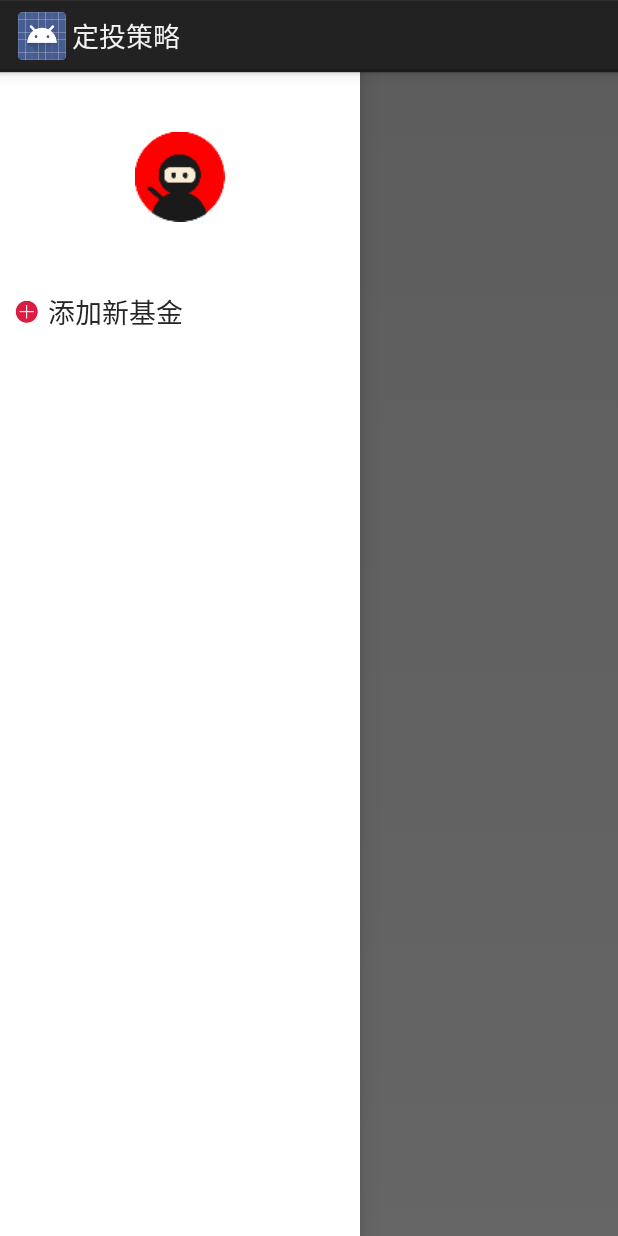
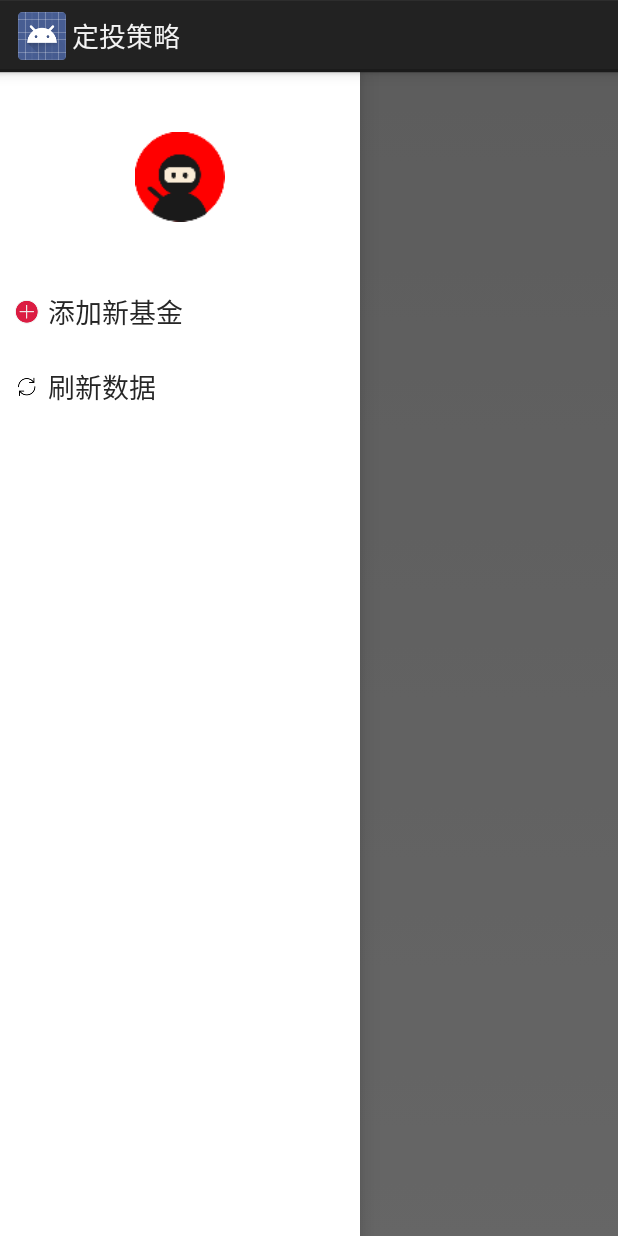
Before and after one commit to zerosnow/FoundationPlan, an Android app: the screen it shows after launch (MainActivity), with the side drawer open, on a phone screen of 412 x 824 dp. Run offline under Robolectric (Android 15) with nearby library versions, the phone set to English and light mode, and no system bars; our stand-ins replace Volley; libraries missing offline, so code that uses them is left out: com.yanzhenjie.recyclerview; plain views replace SwipeMenuRecyclerView; 7 statements that could not run were skipped.

Commit message:
刷新 + 排序

```diff
--- a/app/src/main/java/com/example/archerlei/foundationplan/main/MainActivity.kt
+++ b/app/src/main/java/com/example/archerlei/foundationplan/main/MainActivity.kt
@@ -1,12 +1,11 @@
 package com.example.archerlei.foundationplan.main
 
-import android.app.ActionBar
 import android.app.Activity
-import android.graphics.Color
 import android.os.Bundle
 import android.support.v7.widget.LinearLayoutManager
 import android.view.ViewGroup
 import android.widget.TextView
+import android.widget.Toast
 import com.example.archerlei.foundationplan.R
 import com.example.archerlei.foundationplan.main.adapter.FoundationPlanAdapter
 import com.example.archerlei.foundationplan.main.model.FoundationData
@@ -61,7 +60,6 @@ class MainActivity : Activity() {
         }
         mRecyclerView.setSwipeMenuCreator(swipeMenuCreate)
 
-
         val itemClickListener = SwipeMenuItemClickListener { menuBridge, position ->
             // 任何操作必须先关闭菜单，否则可能出现Item菜单打开状态错乱。
             menuBridge.closeMenu()
@@ -87,6 +85,11 @@ class MainActivity : Activity() {
             dialog.setCancelable(true)
             dialog.show()
         }
+
+        findViewById<TextView>(R.id.update_data).setOnClickListener {
+            Toast.makeText(this@MainActivity, "更新中", Toast.LENGTH_LONG).show()
+            mFoundationPlanPresenter.requestData()
+        }
     }
 
     private val mFoundationPlanView = object :IFoundationPlanView {
--- a/app/src/main/java/com/example/archerlei/foundationplan/main/presenter/FoundationPlanPresenter.kt
+++ b/app/src/main/java/com/example/archerlei/foundationplan/main/presenter/FoundationPlanPresenter.kt
@@ -139,6 +139,7 @@ class FoundationPlanPresenter(private val view: IFoundationPlanView) {
         mList.forEach {
             it.offsetPercent = (it.curPrice - it.baseLine) / it.baseLine * 100
         }
+        mList.sortBy { it.offsetPercent }
         view.updateList(mList)
         writeToDisk()
     }
--- a/app/src/main/res/layout/activity_main.xml
+++ b/app/src/main/res/layout/activity_main.xml
@@ -38,5 +38,18 @@
             android:text="@string/add_new_foundation"
             android:textSize="18sp"
             android:textColor="@color/colorBlack" />
+
+        <TextView android:id="@+id/update_data"
+                  android:layout_width="match_parent"
+                  android:layout_height="40dp"
+                  android:paddingLeft="10dp"
+                  android:paddingRight="10dp"
+                  android:layout_marginTop="10dp"
+                  android:drawablePadding="6dp"
+                  android:drawableLeft="@mipmap/icon_update"
+                  android:gravity="center_vertical"
+                  android:text="@string/refresh_data"
+                  android:textSize="18sp"
+                  android:textColor="@color/colorBlack" />
     </LinearLayout>
 </android.support.v4.widget.DrawerLayout>
--- a/app/src/main/res/values/strings.xml
+++ b/app/src/main/res/values/strings.xml
@@ -2,6 +2,7 @@
     <string name="app_name">定投策略</string>
 
     <string name="add_new_foundation">添加新基金</string>
+    <string name="refresh_data">刷新数据</string>
     <string name="update_range_after_buy">购买后修改所有区间</string>
 
     <string name="please_input_foundation_info">请输入基金信息</string>
```
Also changed, not shown: 1 other file.
